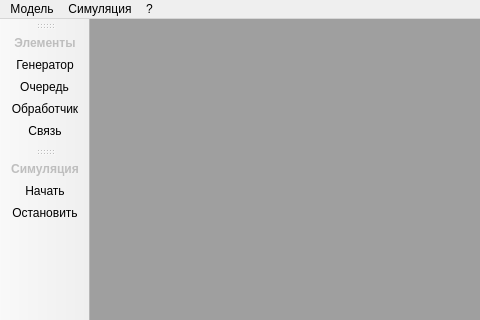
Old version of the form mainwindow.ui in the repository alekseyl1992/qmb; both pictures show x 0 to 480 and y 0 to 320 of the 967 by 579 pixel window.
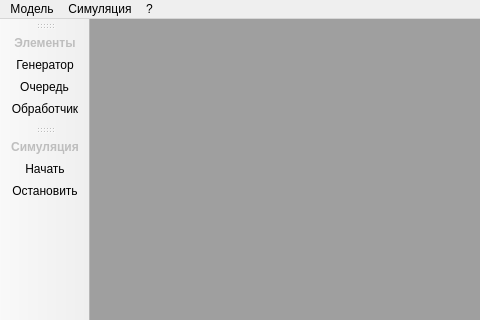
New version of the form. Icons and pictures are not drawn.

Commit message: Доработан интерфейс

What changed in the file:
```diff
--- a/mainwindow.ui
+++ b/mainwindow.ui
@@ -93,7 +93,6 @@
    <addaction name="generatorTool"/>
    <addaction name="queueTool"/>
    <addaction name="handlerTool"/>
-   <addaction name="connectTool"/>
   </widget>
   <widget class="QStatusBar" name="statusBar"/>
   <widget class="QToolBar" name="simulationToolBar">
@@ -217,17 +216,6 @@
     <string>Обслуживающий аппарат</string>
    </property>
   </action>
-  <action name="connectTool">
-   <property name="checkable">
-    <bool>true</bool>
-   </property>
-   <property name="text">
-    <string>Связь</string>
-   </property>
-   <property name="toolTip">
-    <string>Линия связи</string>
-   </property>
-  </action>
   <action name="toolsCaption">
    <property name="enabled">
     <bool>false</bool>
```
Left out of the diff: 16 changed lines with no effect on the pictures. The commit also changes 5 other files.
